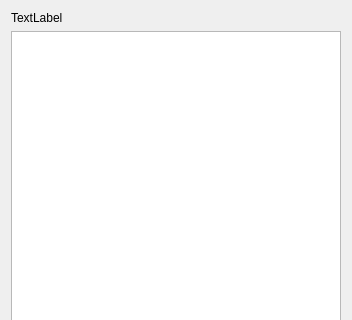
First picture: the form in MainForm.ui, repository Zac610/PinguiQT, before the edit; both pictures show x 0 to 352 and y 0 to 320 of the 352 by 476 pixel window.
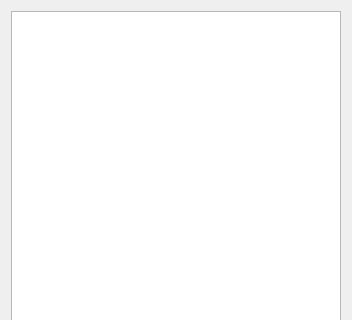
Second picture: the form after the edit.

What changed in the file:
```diff
--- a/MainForm.ui
+++ b/MainForm.ui
@@ -14,13 +14,6 @@
    <string>Widget</string>
   </property>
   <layout class="QVBoxLayout" name="verticalLayout">
-   <item>
-    <widget class="QLabel" name="label">
-     <property name="text">
-      <string>TextLabel</string>
-     </property>
-    </widget>
-   </item>
    <item>
     <widget class="QTableView" name="tableView">
      <property name="showGrid">
```
